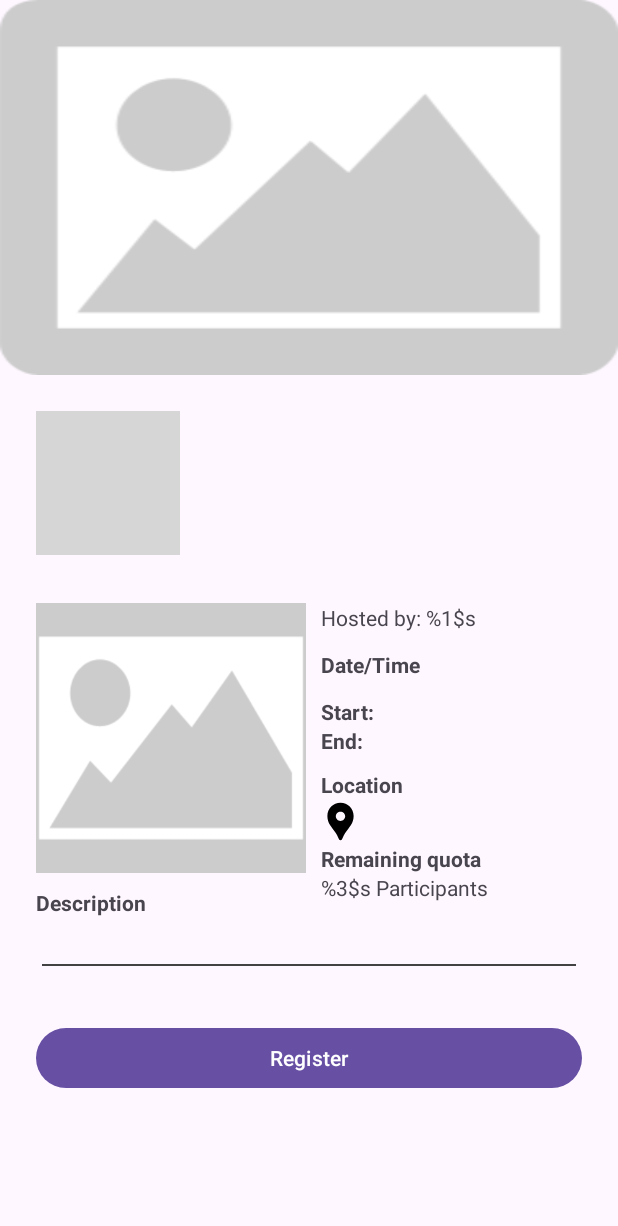
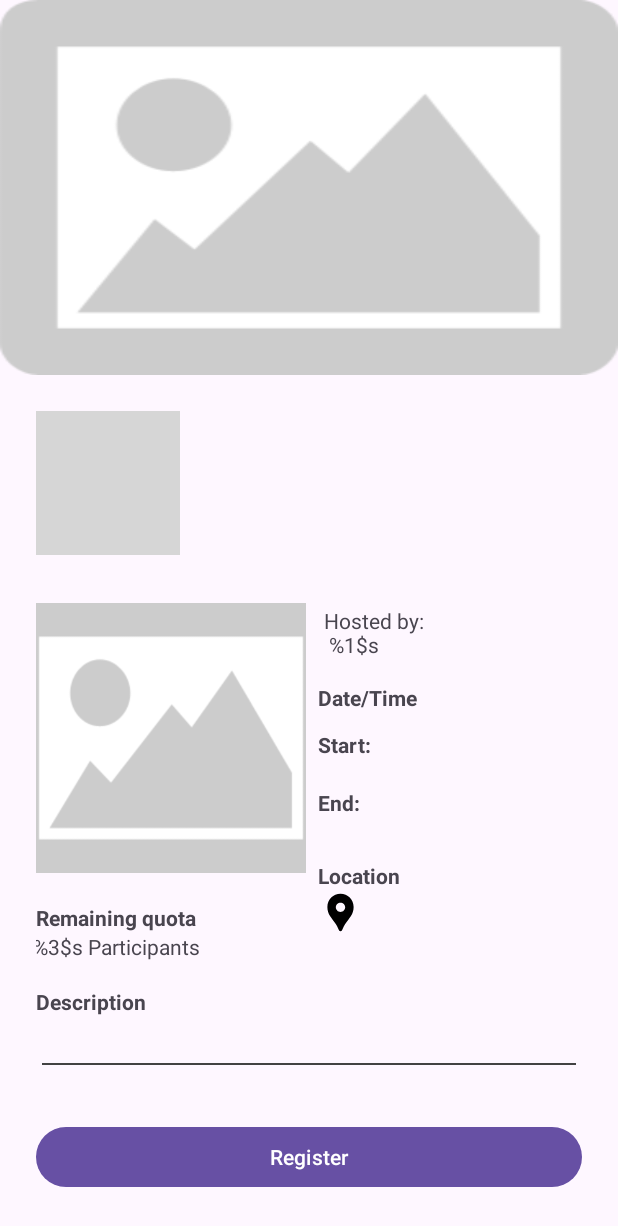
Before and after one commit to RachmanForniandi/Dicoding-Events-Tracker, an Android app: the DetailEventsActivity screen opened directly, with no data from a screen before it, on a phone screen of 412 x 824 dp. Shown: the top 1226 px of the screen. Run offline under Robolectric (Android 15) with nearby library versions, the phone set to English and light mode, and no system bars; our stand-ins replace Dagger/Hilt's generated code, Picasso; pictures from the network do not load; 2 statements that could not run were skipped; grey boxes are pictures that could not be loaded.

Commit message:
replaced position view on detail page event.

```diff
--- a/app/src/main/java/rachman/forniandi/dicodingeventstracker/domain/detail/DetailEventsActivity.kt
+++ b/app/src/main/java/rachman/forniandi/dicodingeventstracker/domain/detail/DetailEventsActivity.kt
@@ -90,14 +90,15 @@ class DetailEventsActivity : AppCompatActivity() {
             .into(binding.detailEventMain.imgLogoEvent)
         binding.detailEventMain.txtKindOfEvent.text = detailEvent?.category
         binding.detailEventMain.txtTitleEventDetail.text=detailEvent?.name
-        binding.detailEventMain.txtHostedBy.text=detailEvent?.ownerName
+        binding.detailEventMain.txtHostedBy.text=getString(R.string.hosted_by,detailEvent?.ownerName)
         binding.detailEventMain.tvStartTime.text = detailEvent?.beginTime
         binding.detailEventMain.tvEndTime.text = detailEvent?.endTime
 
         if (detailEvent?.cityName.equals("Online")){
-            binding.detailEventMain.tvLocation.text="LIVE at YouTube Dicoding Indonesia ${detailEvent?.cityName}"
+            binding.detailEventMain.tvLocation.text=
+                getString(R.string.live_at_youtube_dicoding_indonesia, detailEvent?.cityName)
         }else{
-            binding.detailEventMain.tvLocation.text=detailEvent?.cityName
+            binding.detailEventMain.tvLocation.text= detailEvent?.cityName
         }
 
         val quota = detailEvent?.quota
--- a/app/src/main/res/layout/content_detail_event.xml
+++ b/app/src/main/res/layout/content_detail_event.xml
@@ -21,11 +21,11 @@
                 android:id="@+id/img_logo_event"
                 android:layout_width="180dp"
                 android:layout_height="180dp"
-                android:src="@drawable/place_holder"
                 android:layout_marginTop="10dp"
                 android:scaleType="centerCrop"
-                app:layout_constraintTop_toBottomOf="@id/txt_title_event_detail"
-                app:layout_constraintStart_toStartOf="parent"/>
+                android:src="@drawable/place_holder"
+                app:layout_constraintStart_toStartOf="parent"
+                app:layout_constraintTop_toBottomOf="@id/txt_title_event_detail" />
 
             <com.google.android.material.textview.MaterialTextView
                 android:id="@+id/txt_kind_of_event"
@@ -60,8 +60,9 @@
                 android:id="@+id/txt_hosted_by"
                 android:layout_width="wrap_content"
                 android:layout_height="wrap_content"
-                android:layout_marginTop="10dp"
-                android:layout_marginStart="10dp"
+                android:layout_marginTop="8dp"
+                android:layout_marginStart="8dp"
+                android:padding="4dp"
                 app:layout_constraintTop_toBottomOf="@id/txt_title_event_detail"
                 app:layout_constraintStart_toEndOf="@id/img_logo_event"
                 android:text="@string/hosted_by"
@@ -75,7 +76,7 @@
                 android:layout_marginTop="12dp"
                 app:layout_constraintTop_toBottomOf="@id/txt_hosted_by"
                 app:layout_constraintStart_toStartOf="@id/txt_hosted_by"
-                android:text="Date/Time"
+                android:text="@string/date_time"
                 android:textStyle="bold"
                 />
 
@@ -94,17 +95,16 @@
                 android:id="@+id/tv_start_time"
                 android:layout_width="wrap_content"
                 android:layout_height="wrap_content"
-                android:layout_marginTop="12dp"
                 android:layout_marginStart="10dp"
-                app:layout_constraintTop_toBottomOf="@id/txt_lbl_date_time"
-                app:layout_constraintStart_toEndOf="@id/txt_lbl_start_time"
+                app:layout_constraintTop_toBottomOf="@id/txt_lbl_start_time"
+                app:layout_constraintStart_toEndOf="@id/img_logo_event"
                 tools:text="27 Jul 2024 13:00"
                 />
             <TextView
                 android:id="@+id/txt_lbl_end_time"
                 android:layout_width="wrap_content"
                 android:layout_height="wrap_content"
-                app:layout_constraintTop_toBottomOf="@id/txt_lbl_start_time"
+                app:layout_constraintTop_toBottomOf="@id/tv_start_time"
                 app:layout_constraintStart_toStartOf="@id/txt_lbl_start_time"
                 android:text="@string/end"
                 android:textStyle="bold"
@@ -115,8 +115,8 @@
                 android:layout_width="wrap_content"
                 android:layout_height="wrap_content"
                 android:layout_marginStart="10dp"
-                app:layout_constraintTop_toBottomOf="@id/tv_start_time"
-                app:layout_constraintStart_toEndOf="@id/txt_lbl_end_time"
+                app:layout_constraintTop_toBottomOf="@id/txt_lbl_end_time"
+                app:layout_constraintStart_toEndOf="@id/img_logo_event"
                 tools:text="29 Jul 2024 13:00"
                 />
 
@@ -127,7 +127,7 @@
                 android:layout_marginTop="10dp"
                 android:text="@string/location"
                 android:textStyle="bold"
-                app:layout_constraintTop_toBottomOf="@id/txt_lbl_end_time"
+                app:layout_constraintTop_toBottomOf="@id/tv_end_time"
                 app:layout_constraintStart_toStartOf="@id/txt_lbl_end_time"/>
 
             <ImageView
@@ -152,33 +152,33 @@
                 android:id="@+id/txt_lbl_remaining_quota"
                 android:layout_width="wrap_content"
                 android:layout_height="wrap_content"
-                android:layout_marginStart="10dp"
-                android:text="Remaining quota"
+                android:layout_marginTop="20dp"
+                android:text="@string/remaining_quota"
                 android:textStyle="bold"
-                app:layout_constraintTop_toBottomOf="@id/img_pin_location"
-                app:layout_constraintStart_toEndOf="@id/img_logo_event"/>
+                app:layout_constraintTop_toBottomOf="@id/img_logo_event"
+                app:layout_constraintStart_toStartOf="parent"/>
 
             <TextView
                 android:id="@+id/tv_remaining_quota_participants"
                 android:layout_width="wrap_content"
                 android:layout_height="wrap_content"
-                android:layout_marginStart="10dp"
                 android:text="@string/number_participants"
-                app:layout_constraintTop_toBottomOf="@id/txt_lbl_remaining_quota"
-                app:layout_constraintStart_toEndOf="@id/img_logo_event"
-                />
+                app:layout_constraintEnd_toEndOf="@+id/txt_lbl_remaining_quota"
+                app:layout_constraintStart_toStartOf="parent"
+                app:layout_constraintTop_toBottomOf="@id/txt_lbl_remaining_quota" />
+
 
             <TextView
                 android:id="@+id/txt_lbl_description"
                 android:layout_width="wrap_content"
                 android:layout_height="wrap_content"
-                android:layout_marginTop="10dp"
+                android:layout_marginTop="76dp"
                 android:text="@string/description"
                 android:textStyle="bold"
-                app:layout_constraintTop_toBottomOf="@id/img_logo_event"
-                app:layout_constraintStart_toStartOf="parent"/>
-
-
+                app:layout_constraintEnd_toEndOf="@+id/img_logo_event"
+                app:layout_constraintHorizontal_bias="0.0"
+                app:layout_constraintStart_toStartOf="@+id/img_logo_event"
+                app:layout_constraintTop_toBottomOf="@id/img_logo_event" />
 
             <TextView
                 android:id="@+id/tv_description"
--- a/app/src/main/res/values/strings.xml
+++ b/app/src/main/res/values/strings.xml
@@ -3,7 +3,7 @@
     <!-- TODO: Remove or change this placeholder text -->
     <string name="search_events">Search events</string>
     <string name="language_settings">Language Settings</string>
-    <string name="hosted_by">Hosted by: %1$s</string>
+    <string name="hosted_by">Hosted by:\n %1$s</string>
     <string name="no_event_available_please_wait">No Event Available. Please wait.</string>
     <string name="image_error_no_data_events_available">Image error no data events available</string>
     <string name="start">Start:</string>
@@ -13,4 +13,7 @@
     <string name="description">Description</string>
     <string name="register">Register</string>
     <string name="loading_please_wait">Loading....Please wait</string>
+    <string name="date_time">Date/Time</string>
+    <string name="remaining_quota">Remaining quota</string>
+    <string name="live_at_youtube_dicoding_indonesia" translatable="false">LIVE \n at YouTube Dicoding Indonesia \n %1$s</string>
 </resources>
```
Also changed, not shown: 1 other file.
